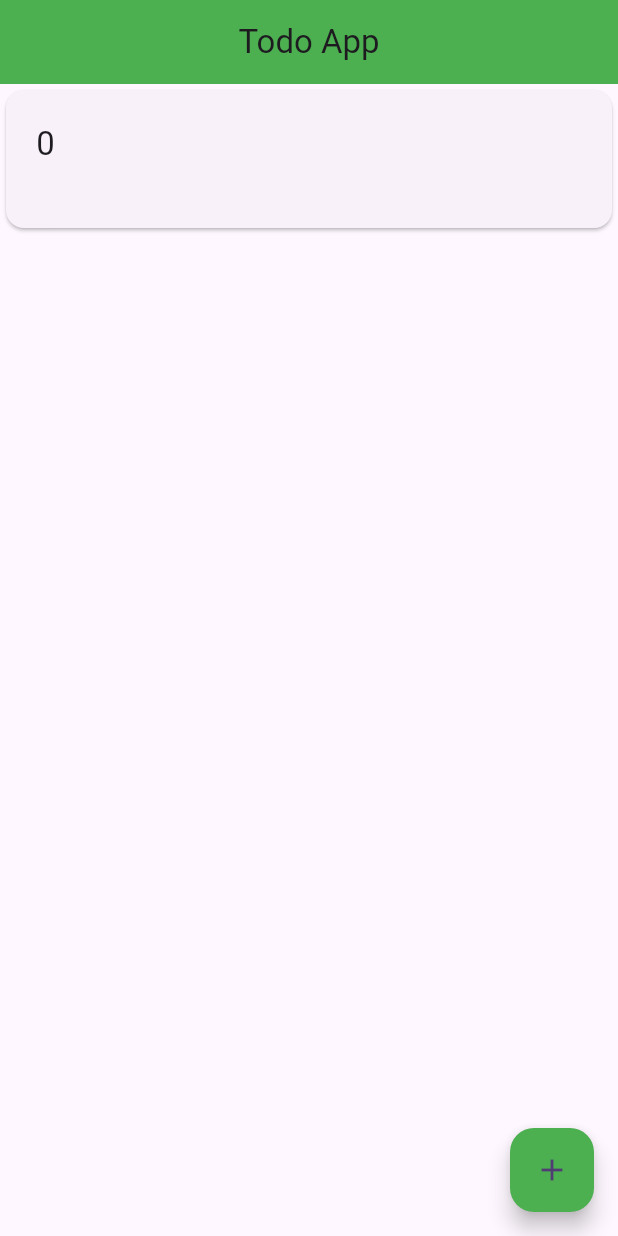
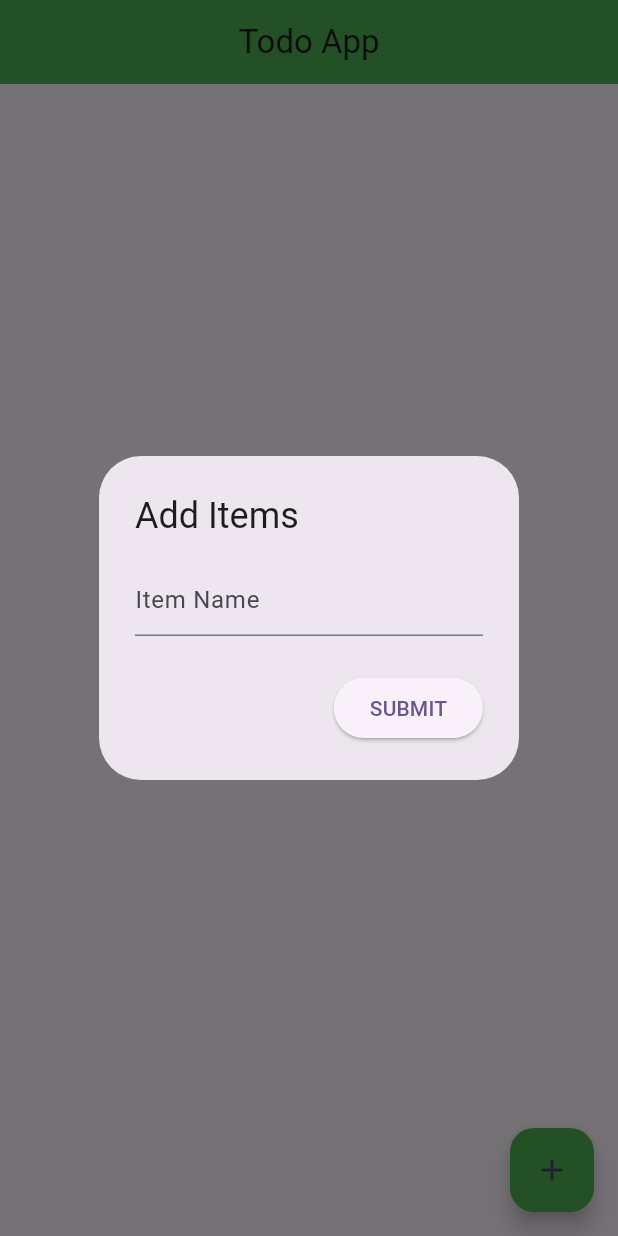
Before and after one commit to Akhil184/Todo_App, a Flutter app: the screen it shows after launch, after a tap on the "add" icon, on a phone screen of 412 x 824 dp. Run offline on Flutter 3.47's test engine with Material 3 defaults, Android fonts, the phone set to English and light mode, and no system bars; our stand-ins replace flutter_slidable.

Commit message:
implement functionality

```diff
--- a/lib/screens/home_screen.dart
+++ b/lib/screens/home_screen.dart
@@ -1,5 +1,7 @@
 import 'package:flutter/cupertino.dart';
 import 'package:flutter/material.dart';
+import 'package:flutter/widgets.dart';
+import 'package:flutter_slidable/flutter_slidable.dart';
 
 class MyHomePage extends StatefulWidget {
   const  MyHomePage({super.key});
@@ -9,9 +11,9 @@ class MyHomePage extends StatefulWidget {
 }
 
 class _MyHomePageState extends State<MyHomePage> {
-
+ TextEditingController Controller=TextEditingController();
   int count=0;
-
+List input=[];
   @override
   Widget build(BuildContext context) {
     return Scaffold(
@@ -30,7 +32,7 @@ class _MyHomePageState extends State<MyHomePage> {
           Padding(
             padding: const EdgeInsets.all(20.0),
             child: Text(
-              position.toString(),
+              input[position],
               style: TextStyle(fontSize: 22.0),
             ),
           ),
@@ -43,7 +45,8 @@ class _MyHomePageState extends State<MyHomePage> {
         child:Icon(Icons.add),
         onPressed: () {
         setState(() {
-          count=count+1;
+          Controller.clear();
+          _displayDialog(context);
         });
       },
 
@@ -51,5 +54,32 @@ class _MyHomePageState extends State<MyHomePage> {
     );
 
   }
+ _displayDialog(BuildContext context) async {
+   return showDialog(
+       context: context,
+       builder: (context) {
+         return AlertDialog(
+           title: Text('Add Items'),
+           content: TextField(
+             controller:Controller,
+             decoration: InputDecoration(hintText: "Item Name"),
+           ),
+           actions: <Widget>[
+             new ElevatedButton(
+               child: new Text('SUBMIT'),
+               onPressed: () {
+                 setState(() {
+                   input.add(Controller.text);
+                   count=count+1;
+
+                 });
+
+                 Navigator.of(context).pop();
+               },
+             )
+           ],
+         );
+       });
+ }
 
 }
--- a/pubspec.yaml
+++ b/pubspec.yaml
@@ -30,6 +30,7 @@ environment:
 dependencies:
   flutter:
     sdk: flutter
+  flutter_slidable: ^3.0.1
 
 
   # The following adds the Cupertino Icons font to your application.
```
Also changed, not shown: pubspec.lock.
